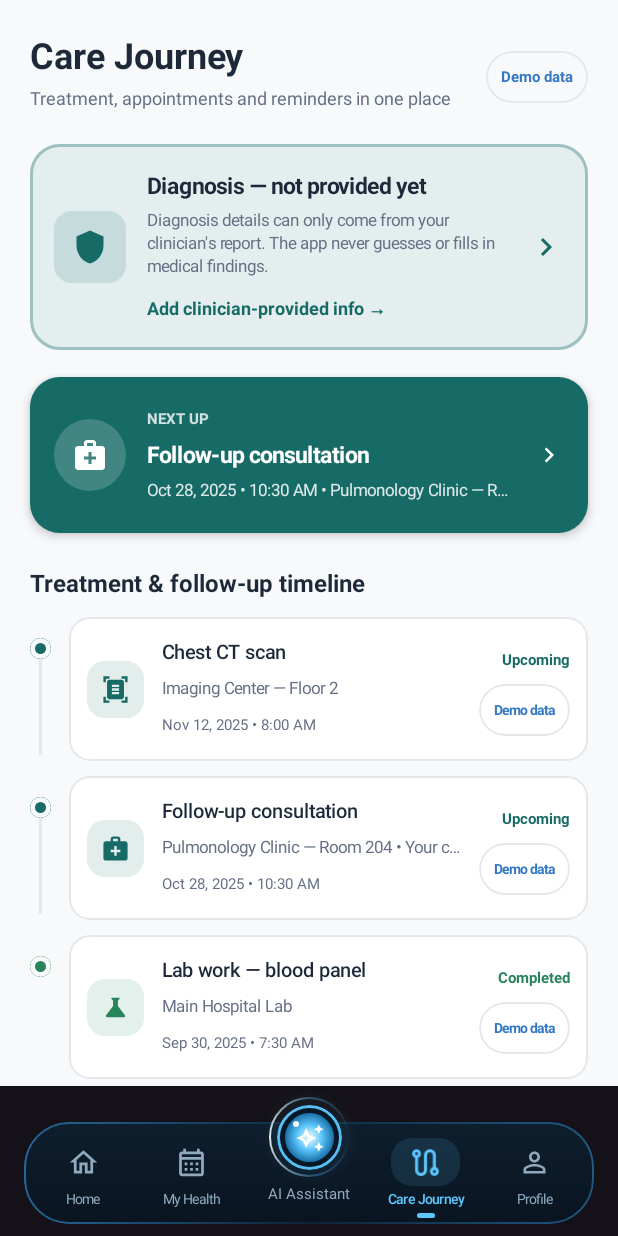
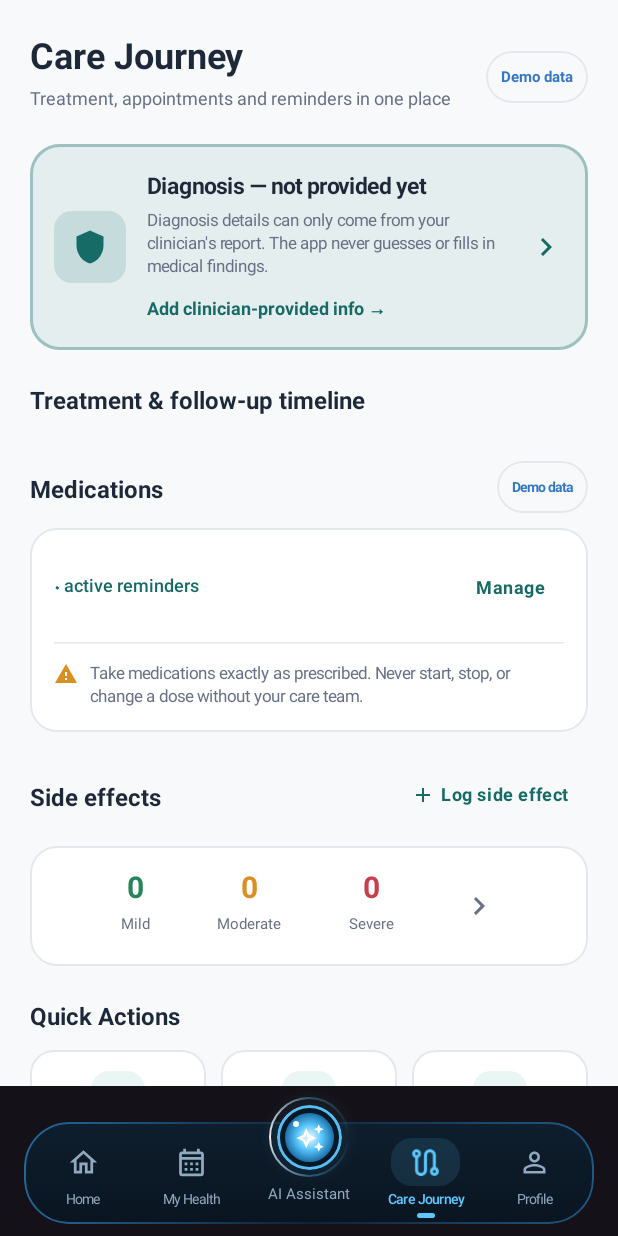
Before and after one commit to Moaz221/STELLARIS, an Android app built with Jetpack Compose: the MainScreen screen opened through its navigation route, item 3 of the bottom bar chosen, on a phone screen of 412 x 824 dp. Run offline under Robolectric (Android 15) with nearby library versions, the phone set to English and light mode, and no system bars; our stand-ins replace Firebase (no records; nobody signed in at launch, a user with empty details on screens opened directly); pictures from the network do not load; 1 statement that could not run was skipped.

Commit message:
Wire sign-out, real Firebase user data, remove fake medical data, persist theme

```diff
--- a/app/src/main/java/com/example/myapplication/data/care/CareRepository.kt
+++ b/app/src/main/java/com/example/myapplication/data/care/CareRepository.kt
@@ -11,59 +11,10 @@ interface CareRepository {
 class FakeCareRepository : CareRepository {
     private var state = CareJourneyState(
         diagnosis = null,
-        appointments = listOf(
-            Appointment(
-                id = "a1", title = "Follow-up consultation", facility = "Pulmonology Clinic — Room 204",
-                doctor = "Your care team", dateTime = "Oct 28, 2025 • 10:30 AM",
-                type = AppointmentType.CONSULTATION, status = AppointmentStatus.UPCOMING, notes = null,
-                sourceType = SourceType.DEMO, verificationStatus = VerificationStatus.UNVERIFIED,
-                createdAt = "2025-10-01", updatedAt = "2025-10-01"
-            ),
-            Appointment(
-                id = "a2", title = "Chest CT scan", facility = "Imaging Center — Floor 2",
-                doctor = null, dateTime = "Nov 12, 2025 • 8:00 AM",
-                type = AppointmentType.IMAGING, status = AppointmentStatus.UPCOMING, notes = "Fasting not required unless your care team says so",
-                sourceType = SourceType.DEMO, verificationStatus = VerificationStatus.UNVERIFIED,
-                createdAt = "2025-10-01", updatedAt = "2025-10-01"
-            ),
-            Appointment(
-                id = "a3", title = "Lab work — blood panel", facility = "Main Hospital Lab",
-                doctor = null, dateTime = "Sep 30, 2025 • 7:30 AM",
-                type = AppointmentType.LAB, status = AppointmentStatus.COMPLETED, notes = null,
-                sourceType = SourceType.DEMO, verificationStatus = VerificationStatus.USER_CONFIRMED,
-                createdAt = "2025-09-20", updatedAt = "2025-09-30"
-            )
-        ),
-        medications = listOf(
-            Medication(
-                id = "m1", name = "Daily medication — morning",
-                instructions = "As prescribed by your doctor", reminderTimes = listOf("8:00 AM"), isActive = true,
-                sourceType = SourceType.DEMO, verificationStatus = VerificationStatus.UNVERIFIED,
-                createdAt = "2025-10-01", updatedAt = "2025-10-01"
-            ),
-            Medication(
-                id = "m2", name = "Evening medication",
-                instructions = "As prescribed by your doctor", reminderTimes = listOf("9:00 PM"), isActive = true,
-                sourceType = SourceType.DEMO, verificationStatus = VerificationStatus.UNVERIFIED,
-                createdAt = "2025-10-01", updatedAt = "2025-10-01"
-            )
-        ),
-        sideEffects = listOf(
-            SideEffectEntry(id = "s1", name = "Mild nausea", severity = SideEffectSeverity.MILD,
-                date = "Oct 20, 2025", notes = "After morning dose", sourceType = SourceType.DEMO,
-                verificationStatus = VerificationStatus.UNVERIFIED, createdAt = "2025-10-20", updatedAt = "2025-10-20"),
-            SideEffectEntry(id = "s2", name = "Fatigue", severity = SideEffectSeverity.MODERATE,
-                date = "Oct 22, 2025", notes = null, sourceType = SourceType.DEMO,
-                verificationStatus = VerificationStatus.UNVERIFIED, createdAt = "2025-10-22", updatedAt = "2025-10-22")
-        ),
-        milestones = listOf(
-            FollowUpMilestone(id = "f1", title = "Complete follow-up scan", dueDate = "Nov 12, 2025", isCompleted = false,
-                sourceType = SourceType.DEMO, verificationStatus = VerificationStatus.UNVERIFIED,
-                createdAt = "2025-10-01", updatedAt = "2025-10-01"),
-            FollowUpMilestone(id = "f2", title = "Bring medication list to next visit", dueDate = "Oct 28, 2025", isCompleted = true,
-                sourceType = SourceType.DEMO, verificationStatus = VerificationStatus.USER_CONFIRMED,
-                createdAt = "2025-10-01", updatedAt = "2025-10-26")
-        )
+        appointments = emptyList(),
+        medications = emptyList(),
+        sideEffects = emptyList(),
+        milestones = emptyList()
     )
 
     override suspend fun getCareJourney(): CareJourneyState {
--- a/app/src/main/java/com/example/myapplication/data/model/UserProfile.kt
+++ b/app/src/main/java/com/example/myapplication/data/model/UserProfile.kt
@@ -1,11 +1,18 @@
 package com.example.myapplication.data.model
 
 data class UserProfile(
-    val id: String = "user_001",
-    val name: String = "Moaz Ragab",
-    val email: String = "moazragab652@gmail.com",
-    val initials: String = "MR",
-    val preferredName: String = "Moaz",
+    val id: String = "",
+    val name: String = "",
+    val email: String = "",
+    val initials: String = "",
+    val preferredName: String = "",
     val journeyType: String = "EARLY_DETECTION",
     val verificationStatus: String = "USER_CONFIRMED"
 )
+
+fun currentUserProfile(): UserProfile {
+    val u = com.google.firebase.auth.FirebaseAuth.getInstance().currentUser
+    val name = u?.displayName?.takeIf { it.isNotBlank() } ?: u?.email?.substringBefore("@").orEmpty()
+    val initials = name.trim().split(" ").filter { it.isNotBlank() }.take(2).joinToString("") { it.first().uppercase() }
+    return UserProfile(id = u?.uid.orEmpty(), name = name, email = u?.email.orEmpty(), initials = initials, preferredName = name.substringBefore(" "))
+}
--- a/app/src/main/java/com/example/myapplication/data/repository/HealthRepository.kt
+++ b/app/src/main/java/com/example/myapplication/data/repository/HealthRepository.kt
@@ -20,34 +20,16 @@ interface HealthRepository {
 
 class LocalHealthRepository : HealthRepository {
 
-    private val _symptoms = MutableStateFlow(
-        listOf(
-            SymptomEntry("1", "Persistent Cough", "Moderate", "Today, 10:30 AM"),
-            SymptomEntry("2", "Mild Chest Tightness", "Mild", "Yesterday, 4:15 PM"),
-            SymptomEntry("3", "Shortness of Breath", "Severe", "2 days ago", isUrgent = true)
-        )
-    )
+    private val _symptoms = MutableStateFlow(emptyList<SymptomEntry>())
     override val symptoms: StateFlow<List<SymptomEntry>> = _symptoms.asStateFlow()
 
-    private val _medicalRecords = MutableStateFlow(
-        listOf(
-            MedicalRecord("1", "Chest X-Ray Digital Copy", "Imaging", "Oct 12, 2024", "Patient Uploaded"),
-            MedicalRecord("2", "LDCT Screening Report", "Scan Report", "Sep 04, 2024", "Clinician Confirmed"),
-            MedicalRecord("3", "Pulmonology Consult Notes", "Doctor Notes", "Aug 18, 2024", "Clinician Confirmed")
-        )
-    )
+    private val _medicalRecords = MutableStateFlow(emptyList<MedicalRecord>())
     override val medicalRecords: StateFlow<List<MedicalRecord>> = _medicalRecords.asStateFlow()
 
-    private val _doctorQuestions = MutableStateFlow(
-        listOf(
-            DoctorQuestion("1", "What are the next steps if my LDCT scan shows a small nodule?", "Screening", false),
-            DoctorQuestion("2", "How often do I need follow-up imaging during treatment?", "Treatment", false),
-            DoctorQuestion("3", "Are there specific dietary guidelines I should follow?", "General", true)
-        )
-    )
+    private val _doctorQuestions = MutableStateFlow(emptyList<DoctorQuestion>())
     override val doctorQuestions: StateFlow<List<DoctorQuestion>> = _doctorQuestions.asStateFlow()
 
-    private val _userProfile = MutableStateFlow(UserProfile())
+    private val _userProfile = MutableStateFlow(com.example.myapplication.data.model.currentUserProfile())
     override val userProfile: StateFlow<UserProfile> = _userProfile.asStateFlow()
 
     override suspend fun addSymptom(symptom: SymptomEntry) {
--- a/app/src/main/java/com/example/myapplication/presentation/main/MainScreen.kt
+++ b/app/src/main/java/com/example/myapplication/presentation/main/MainScreen.kt
@@ -29,6 +29,7 @@ import androidx.compose.material3.Surface
 import androidx.compose.material3.Text
 import androidx.compose.runtime.Composable
 import androidx.compose.runtime.getValue
+import androidx.compose.runtime.remember
 import androidx.compose.runtime.mutableStateOf
 import androidx.compose.runtime.saveable.rememberSaveable
 import androidx.compose.runtime.saveable.rememberSaveableStateHolder
@@ -119,7 +120,8 @@ private val mainTabs = listOf(
 @Composable
 fun MainScreen(
     onToggleTheme: () -> Unit = {},
-    onToggleLanguage: () -> Unit = {}
+    onToggleLanguage: () -> Unit = {},
+    onSignOut: () -> Unit = {}
 ) {
     // Save simple values instead of the MainTab objects.
     var selectedTabIndex by rememberSaveable {
@@ -198,7 +200,8 @@ fun MainScreen(
                                 selectedTabIndex = MainTab.Health.index
                             },
                             onToggleTheme = onToggleTheme,
-                            onToggleLanguage = onToggleLanguage
+                            onToggleLanguage = onToggleLanguage,
+                            onSignOut = onSignOut
                         )
                     }
                 }
@@ -336,7 +339,8 @@ private fun MainTabContent(
     onOpenOverlay: (OverlayScreen) -> Unit,
     onOpenHealth: () -> Unit,
     onToggleTheme: () -> Unit,
-    onToggleLanguage: () -> Unit
+    onToggleLanguage: () -> Unit,
+    onSignOut: () -> Unit
 ) {
     when (selectedTab) {
         MainTab.Home -> {
@@ -387,7 +391,11 @@ private fun MainTabContent(
         }
 
         MainTab.Profile -> {
+            val profile = remember { com.example.myapplication.data.model.currentUserProfile() }
             ProfileScreen(
+                userName = profile.name,
+                userEmail = profile.email,
+                onSignOut = onSignOut,
                 onToggleTheme = onToggleTheme,
                 onToggleLanguage = onToggleLanguage,
                 onNavigateToDesignPreview = {
--- a/app/src/main/java/com/example/myapplication/presentation/navigation/NavGraph.kt
+++ b/app/src/main/java/com/example/myapplication/presentation/navigation/NavGraph.kt
@@ -84,9 +84,7 @@ fun StellarisNavGraph() {
 
     val scope = rememberCoroutineScope()
 
-    var isDarkTheme by rememberSaveable {
-        mutableStateOf(true)
-    }
+    val isDarkTheme by preferences.isDarkTheme.collectAsState(initial = true)
 
     val locale = remember(currentLanguageCode) { Locale.forLanguageTag(currentLanguageCode) }
     val localizedConfig = remember(currentLanguageCode, configuration) {
@@ -260,8 +258,15 @@ fun StellarisNavGraph() {
 
                 composable(Screen.Home.route) {
                     MainScreen(
+                        onSignOut = {
+                            authRepo.logout()
+                            navController.navigate(Screen.Login.route) {
+                                popUpTo(navController.graph.id) { inclusive = true }
+                                launchSingleTop = true
+                            }
+                        },
                         onToggleTheme = {
-                            isDarkTheme = !isDarkTheme
+                            scope.launch { preferences.setDarkTheme(!isDarkTheme) }
                         },
 
                         onToggleLanguage = {
--- a/app/src/main/java/com/example/myapplication/presentation/profile/ProfileScreen.kt
+++ b/app/src/main/java/com/example/myapplication/presentation/profile/ProfileScreen.kt
@@ -107,8 +107,8 @@ fun ProfileScreen(
     onToggleTheme: () -> Unit = {},
     onToggleLanguage: () -> Unit = {},
     onNavigateToDesignPreview: () -> Unit = {},
-    userName: String = "Moaz Ragab",
-    userEmail: String = "moazragab652@gmail.com",
+    userName: String = "",
+    userEmail: String = "",
     initialJourney: ProfileJourney = ProfileJourney.EARLY_DETECTION,
     onJourneyChange: (ProfileJourney) -> Unit = {},
     onEditProfile: () -> Unit = {},
```
Also changed, not shown: app/src/main/java/com/example/myapplication/presentation/myhealth/MyHealthViewModel.kt (+4 -67 lines), app/src/main/java/com/example/myapplication/presentation/questions/DoctorQuestionsScreen.kt (+1 -7 lines), app/src/main/java/com/example/myapplication/presentation/symptoms/SymptomTrackerViewModel.kt (+1 -54 lines).
